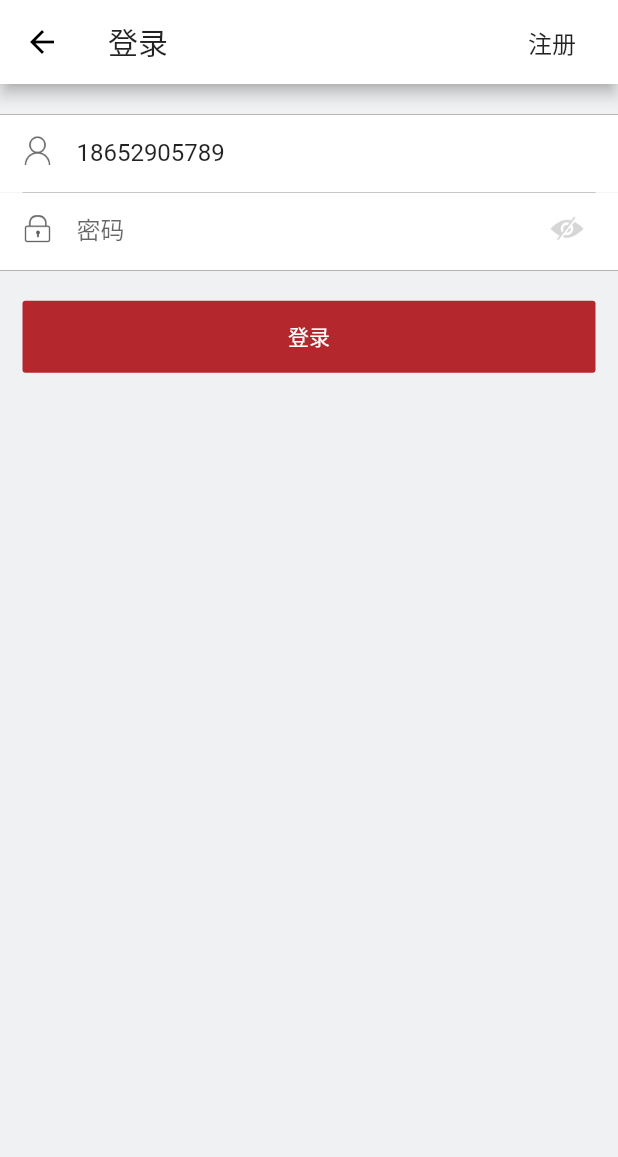
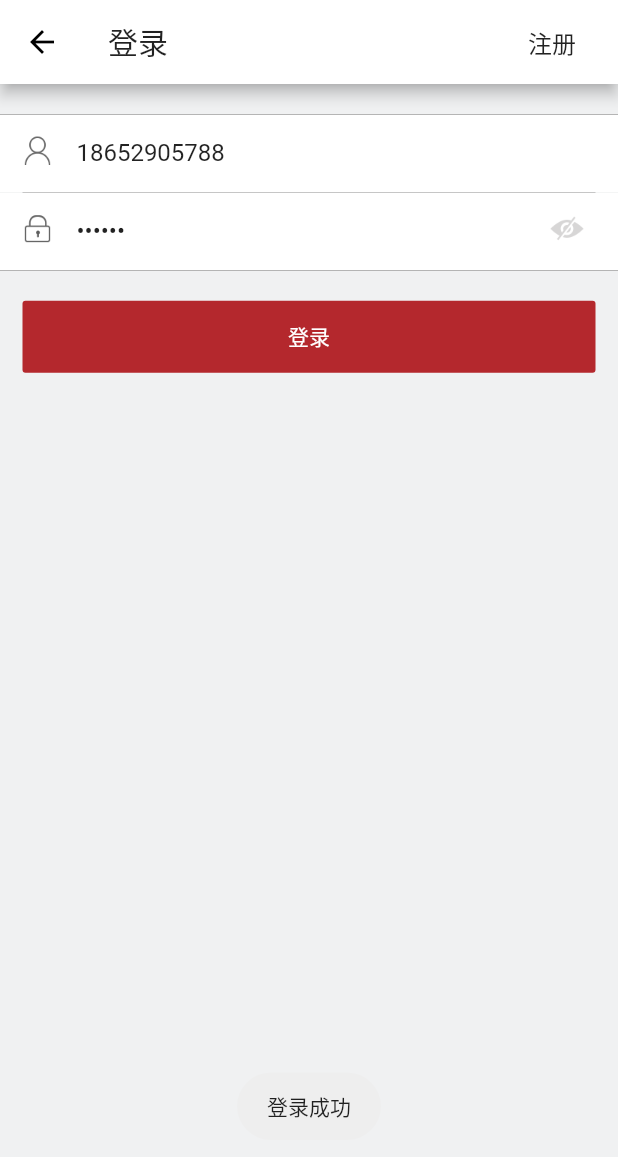
Before and after one commit to z251257144/FireShop, a Flutter app: the LoginPage screen opened directly, after a tap on "登录", on a phone screen of 412 x 824 dp. Shown: the top 1157 px of the screen. Run offline on Flutter 3.47's test engine with Material 2 defaults, Android fonts, the phone set to English and light mode, and no system bars; our stand-ins replace device_info, dio, fluttertoast; missing offline and left inert: apifm; accounts and stored records are empty; network calls fail.

Commit message:
开发登录校验

```diff
--- a/lib/pages/member/login/login_page.dart
+++ b/lib/pages/member/login/login_page.dart
@@ -1,6 +1,7 @@
 import 'package:fire_shop/manager/userinfo_manager.dart';
 import 'package:fire_shop/model/user_model.dart';
 import 'package:fire_shop/pages/member/resigter/register_page.dart';
+import 'package:fire_shop/server/user_server.dart';
 import 'package:fire_shop/utils/device_util.dart';
 import 'package:flutter/material.dart';
 import 'package:fire_shop/utils/validator_util.dart';
@@ -23,7 +24,8 @@ class _LoginPageState extends State<LoginPage> {
   @override
   void initState() {
 
-    usernameController.text = "18652905789";
+    usernameController.text = "18652905788";
+    passwordController.text = "123456";
     super.initState();
   }
 
@@ -163,9 +165,6 @@ class _LoginPageState extends State<LoginPage> {
 
   //登录方法
   doLogin() {
-    this.fetchUserProfile();
-    return;
-
     var phone = this.usernameController.text;
     if (phone == null || phone.length == 0 ) {
       Fluttertoast.showToast(msg: "请输入手机号");
@@ -182,47 +181,28 @@ class _LoginPageState extends State<LoginPage> {
       return;
     }
 
-
-
     print("开始登录");
     print({"username": this.usernameController.text, "password": this.passwordController.text});
-    // print("登录结束");
     this.fetchLogin(phone, password);
   }
 
-  void fetchLogin(phone, password) async {
-    var param = Map<String, dynamic>();
-    param["deviceId"] = await DeviceUtil.deviceID();
-    param["deviceName"] = await DeviceUtil.deviceName();
-    param["mobile"] = phone;
-    param["pwd"] = password;
-    debugPrint(param.toString());
-
-    Response response = await Dio().post("https://api.it120.cc/aca1c7ec5f68a84eed653a654ef4639e/user/m/login", queryParameters: param);
-    print(response);
-
-    Response response2 = await Dio().get("https://api.it120.cc/aca1c7ec5f68a84eed653a654ef4639e/user/detail", queryParameters: param);
-
-    print(response2);
+  void fetchLogin(phone, password) {
+    UserServer().fetchLogin(phone, password).then((result){
+      print(result);
+      this.fetchUserProfile(result['token']);
+    }).catchError((err){
+      Fluttertoast.showToast(msg: err.message);
+    });
   }
 
-  fetchUserProfile() async {
-    var param = {"token": "276db1df-9f8d-4aec-be8c-00590df3d0d9"};
-    Response response = await Dio().get("https://api.it120.cc/aca1c7ec5f68a84eed653a654ef4639e/user/detail", queryParameters: param);
-    if (response.statusCode == 200) {
-      int code = response.data['code'];
-      if (code == 0) {
-        debugPrint(response.data["code"].toString());
-        debugPrint(response.data["data"]['base'].toString());
-        var model = UserModel.fromJson(response.data["data"]['base']);
-        UserinfoManager.shared.setLoginInfo(model);
-        print(UserinfoManager.shared.isLogin ? "用户已登录" : "用户未登录");
-        print(model);
-        print(model.avatarUrl);
-      }
-      else {
-
-      }
-    }
+  fetchUserProfile(token) {
+    UserServer().fetchUserProfile(token).then((result) {
+      print(result);
+      Fluttertoast.showToast(msg: "登录成功");
+    }).catchError((err){
+      print("fetchUserProfile(token) {");
+      print(err.toString());
+      Fluttertoast.showToast(msg: err.message);
+    });
   }
 }
```
Also changed, not shown: lib/main.dart (+8 -1 lines).
